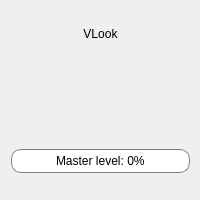
Above: vlook.ui from ValeriyKr/VLook before the change. Below: the same form after it.
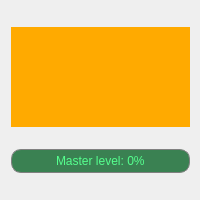
That is the form after the change. Icons and pictures are not drawn.

Commit message: Added background image and changed style

```diff
--- a/vlook.ui
+++ b/vlook.ui
@@ -43,6 +43,14 @@
   <property name="windowTitle">
    <string notr="true">VLook</string>
   </property>
+  <property name="autoFillBackground">
+   <bool>false</bool>
+  </property>
+  <property name="styleSheet">
+   <string notr="true">.QWidget {
+	background-image: url(:/logo/vlook_logo.png);
+}</string>
+  </property>
   <widget class="QWidget" name="verticalLayoutWidget">
    <property name="geometry">
     <rect>
@@ -61,8 +69,14 @@
         <height>100</height>
        </size>
       </property>
+      <property name="autoFillBackground">
+       <bool>false</bool>
+      </property>
+      <property name="styleSheet">
+       <string notr="true">background-color: rgb(255, 170, 0);</string>
+      </property>
       <property name="text">
-       <string>VLook</string>
+       <string/>
       </property>
       <property name="alignment">
        <set>Qt::AlignHCenter|Qt::AlignTop</set>
@@ -71,10 +85,15 @@
     </item>
     <item>
      <widget class="QProgressBar" name="pbVolume">
+      <property name="autoFillBackground">
+       <bool>false</bool>
+      </property>
       <property name="styleSheet">
        <string notr="true">QProgressBar {
+	color: rgb(85, 255, 142);
 	border: 1px solid grey;
 	border-radius: 10px;
+	background-color: rgb(58, 129, 82);
     text-align: center;
 }
 
```
Left out of the diff: 18 changed lines with no effect on the pictures. The commit also changes 4 other files.
